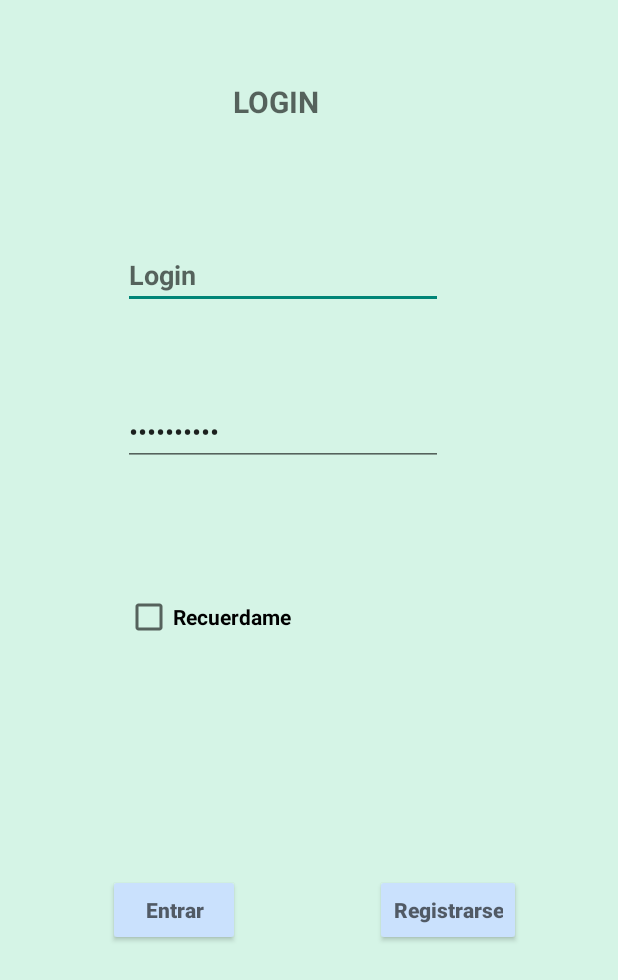
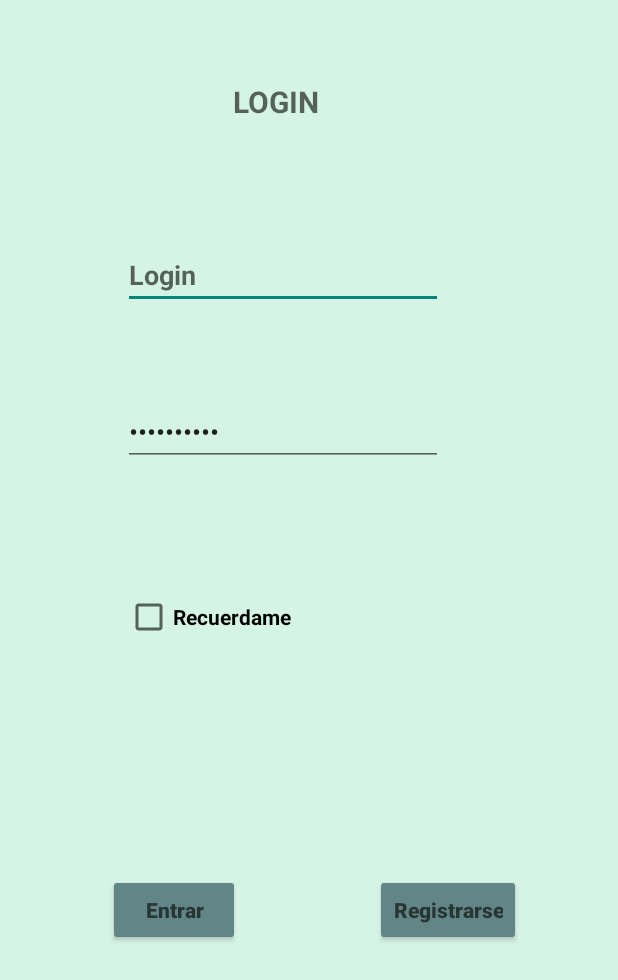
Before and after one commit to RodyArmoa/Grupo3_PMD, an Android app: the screen it shows after launch (LoginActivity), on a phone screen of 412 x 824 dp. Shown: the top 980 px of the screen. Run offline under Robolectric (Android 15) with nearby library versions, the phone set to English and light mode, and no system bars; Roboto replaces fonts that are not available here.

Commit message:
-Se añade colores al inicio, se elimina el fondo de pantalla anterior.
-Se comprueba timpos de colores que, de momento el color subido quedará provisionalmente.

```diff
--- a/app/src/main/res/layout/activity_comunity.xml
+++ b/app/src/main/res/layout/activity_comunity.xml
@@ -39,7 +39,7 @@
         android:layout_height="58dp"
         android:layout_gravity="bottom"
         android:background="#242424"
-        app:itemBackground="@color/black"
+        app:itemBackground="@color/color10"
         app:itemIconTint="@color/white"
         app:itemTextColor="@color/white"
         app:menu="@menu/menu_inferior">
--- a/app/src/main/res/layout/activity_login.xml
+++ b/app/src/main/res/layout/activity_login.xml
@@ -28,14 +28,14 @@
         android:id="@+id/btn_entrar"
         android:layout_width="wrap_content"
         android:layout_height="wrap_content"
-        android:backgroundTint="#cae1fd"
+        android:backgroundTint="#618685"
         android:hint="@string/acceder"
         android:textStyle="bold"
+        app:cornerRadius="30dp"
         app:layout_constraintBottom_toBottomOf="parent"
         app:layout_constraintEnd_toEndOf="parent"
         app:layout_constraintHorizontal_bias="0.223"
         app:layout_constraintStart_toStartOf="parent"
-        app:cornerRadius="30dp"
         app:layout_constraintTop_toTopOf="parent"
         app:layout_constraintVertical_bias="0.751" />
 
@@ -43,8 +43,9 @@
         android:id="@+id/btn_registra"
         android:layout_width="wrap_content"
         android:layout_height="wrap_content"
-        android:backgroundTint="#cae1fd"
+        android:backgroundTint="#618685"
         android:hint="@string/registro"
+        android:shadowRadius="80"
         android:textStyle="bold"
         app:layout_constraintBottom_toBottomOf="parent"
         app:layout_constraintEnd_toEndOf="parent"
--- a/app/src/main/res/layout/activity_topics.xml
+++ b/app/src/main/res/layout/activity_topics.xml
@@ -22,8 +22,8 @@
         android:layout_width="match_parent"
         android:layout_height="58dp"
         android:layout_gravity="bottom"
-        android:background="#242424"
-        app:itemBackground="@color/black"
+        android:background="@color/color10"
+        app:itemBackground="@color/color10"
         app:itemIconTint="@color/white"
         app:itemTextColor="@color/white"
         app:layout_constraintBottom_toBottomOf="parent"
--- a/app/src/main/res/values/colors.xml
+++ b/app/src/main/res/values/colors.xml
@@ -18,5 +18,8 @@
     <color name="color6">#9DF61D</color>
     <color name="color7">#EAEC3A</color>
     <color name="color8">#188963</color>
+    <color name="color9">#d5f4e6</color>
+    <color name="color10">#80ced6</color>
+
 
 </resources>
```
